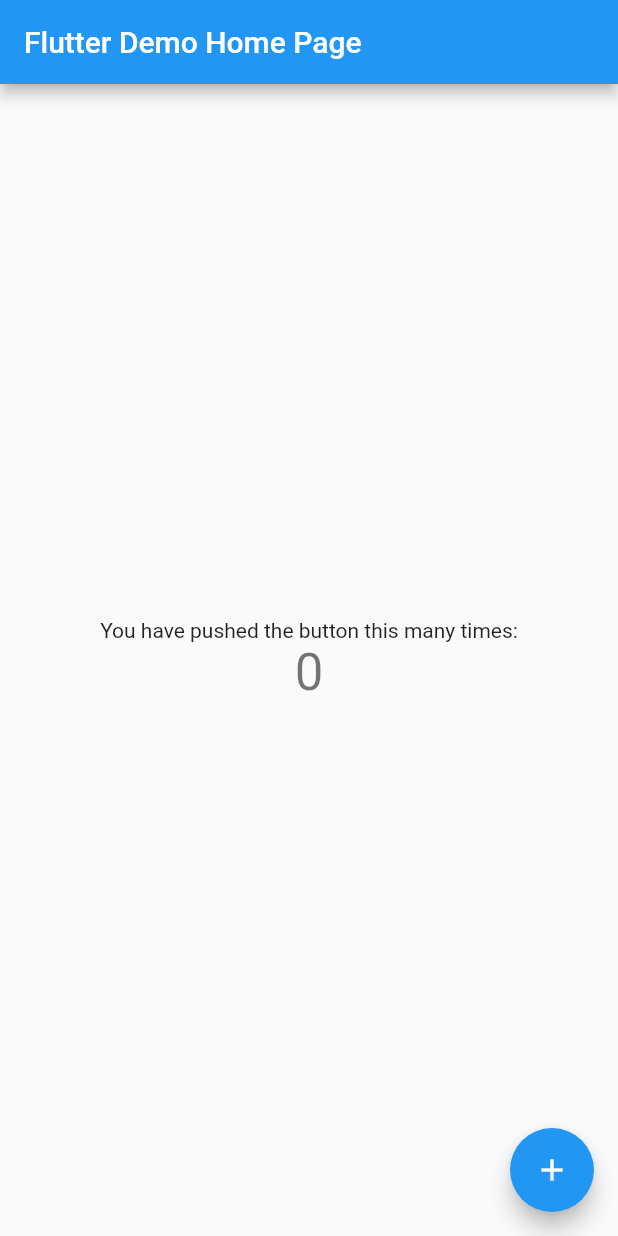
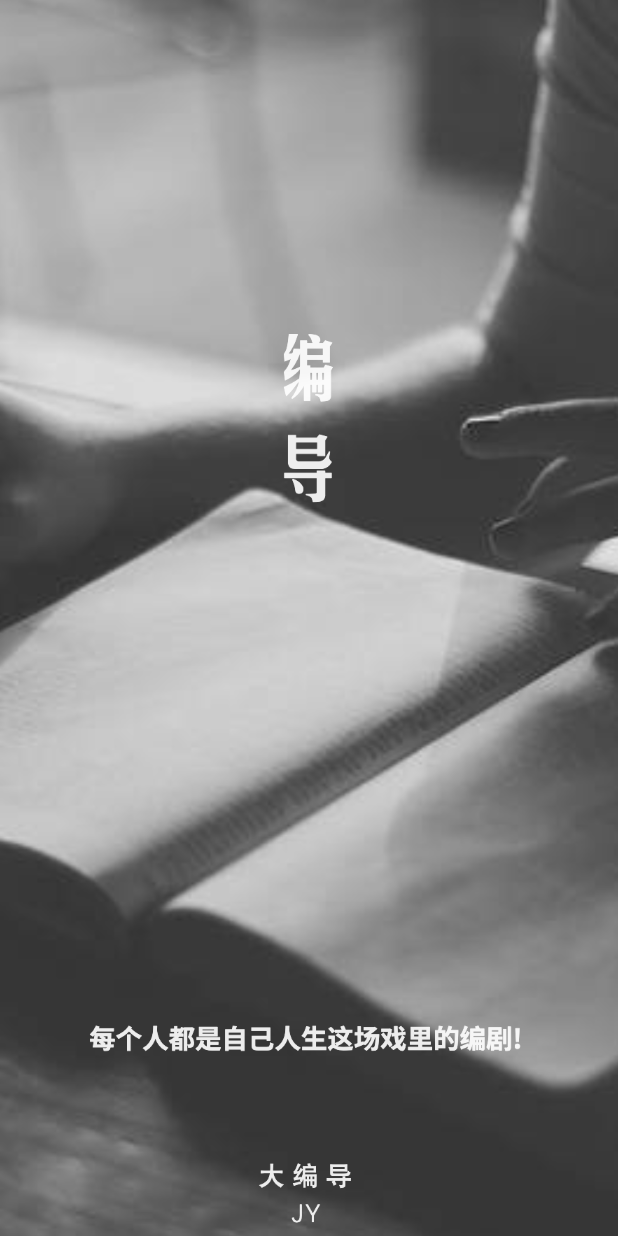
Before and after one commit to L-bo/whale_flutter, a Flutter app: the screen it shows after launch, on a phone screen of 412 x 824 dp. Run offline on Flutter 3.47's test engine with Material 2 defaults, Android fonts, the phone set to English and light mode, and no system bars.

Commit message:
添加假的欢迎页,显示图片

```diff
--- a/lib/main.dart
+++ b/lib/main.dart
@@ -8,6 +8,7 @@
   Widget build(BuildContext context) {
     return MaterialApp(
       title: 'Flutter Demo',
+      debugShowCheckedModeBanner: false,
       theme: ThemeData(
         primarySwatch: Colors.blue,
       ),
@@ -18,16 +19,6 @@
 
 class MyHomePage extends StatefulWidget {
   MyHomePage({Key key, this.title}) : super(key: key);
-
-  // This widget is the home page of your application. It is stateful, meaning
-  // that it has a State object (defined below) that contains fields that affect
-  // how it looks.
-
-  // This class is the configuration for the state. It holds the values (in this
-  // case the title) provided by the parent (in this case the App widget) and
-  // used by the build method of the State. Fields in a Widget subclass are
-  // always marked "final".
-
   final String title;
 
   @override
@@ -35,68 +26,20 @@
 }
 
 class _MyHomePageState extends State<MyHomePage> {
-  int _counter = 0;
-
-  void _incrementCounter() {
-    setState(() {
-      // This call to setState tells the Flutter framework that something has
-      // changed in this State, which causes it to rerun the build method below
-      // so that the display can reflect the updated values. If we changed
-      // _counter without calling setState(), then the build method would not be
-      // called again, and so nothing would appear to happen.
-      _counter++;
-    });
-  }
-
   @override
   Widget build(BuildContext context) {
-    // This method is rerun every time setState is called, for instance as done
-    // by the _incrementCounter method above.
-    //
-    // The Flutter framework has been optimized to make rerunning build methods
-    // fast, so that you can just rebuild anything that needs updating rather
-    // than having to individually change instances of widgets.
-    return Scaffold(
-      appBar: AppBar(
-        // Here we take the value from the MyHomePage object that was created by
-        // the App.build method, and use it to set our appbar title.
-        title: Text(widget.title),
-      ),
-      body: Center(
-        // Center is a layout widget. It takes a single child and positions it
-        // in the middle of the parent.
-        child: Column(
-          // Column is also a layout widget. It takes a list of children and
-          // arranges them vertically. By default, it sizes itself to fit its
-          // children horizontally, and tries to be as tall as its parent.
-          //
-          // Invoke "debug painting" (press "p" in the console, choose the
-          // "Toggle Debug Paint" action from the Flutter Inspector in Android
-          // Studio, or the "Toggle Debug Paint" command in Visual Studio Code)
-          // to see the wireframe for each widget.
-          //
-          // Column has various properties to control how it sizes itself and
-          // how it positions its children. Here we use mainAxisAlignment to
-          // center the children vertically; the main axis here is the vertical
-          // axis because Columns are vertical (the cross axis would be
-          // horizontal).
-          mainAxisAlignment: MainAxisAlignment.center,
-          children: <Widget>[
-            Text(
-              'You have pushed the button this many times:',
-            ),
-            Text(
-              '$_counter',
-              style: Theme.of(context).textTheme.display1,
-            ),
-          ],
+    return Column(
+      children: <Widget>[
+        new Container(
+          // TODO 这个地方显示背景图片还差屏幕适配
+          child: new Image.asset(
+            "images/icon_welcome.png",
+            fit: BoxFit.fitHeight,
+            width: 450,
+            height: 896,
+          ),
         ),
-      ),
-      floatingActionButton: FloatingActionButton(
-        onPressed: _incrementCounter,
-        tooltip: 'Increment',
-        child: Icon(Icons.add),
-      ), // This trailing comma makes auto-formatting nicer for build methods.
+      ],
     );
   }
 }
```
Also changed, not shown: pubspec.yaml (+25 -26 lines), images/icon_welcome.png (added).
